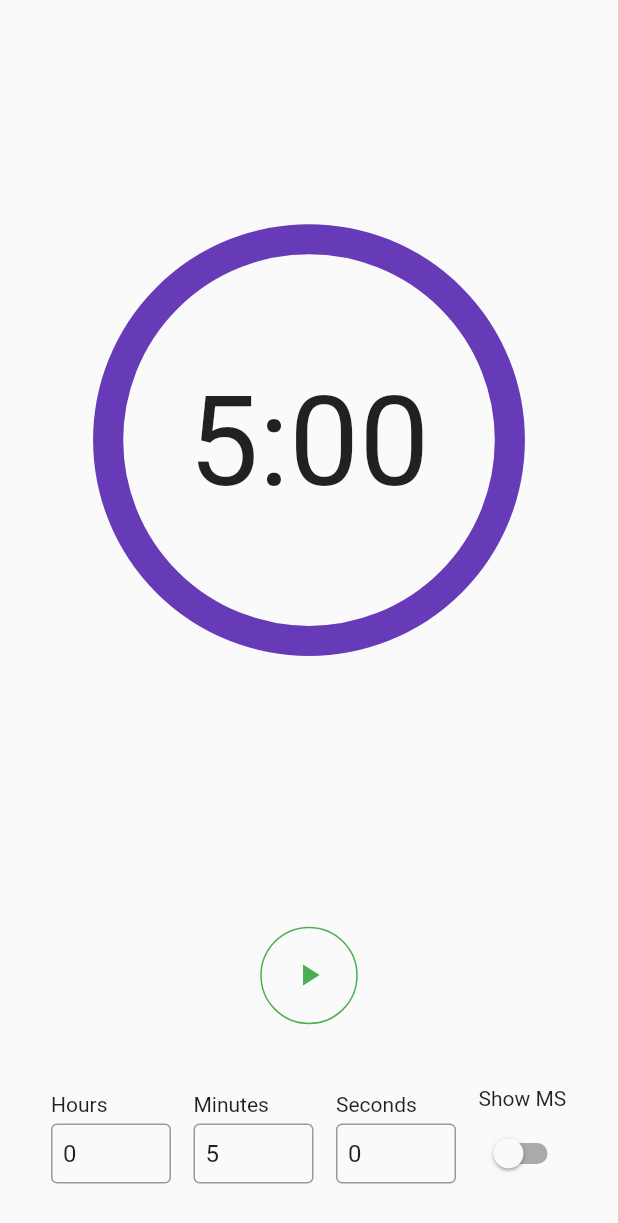
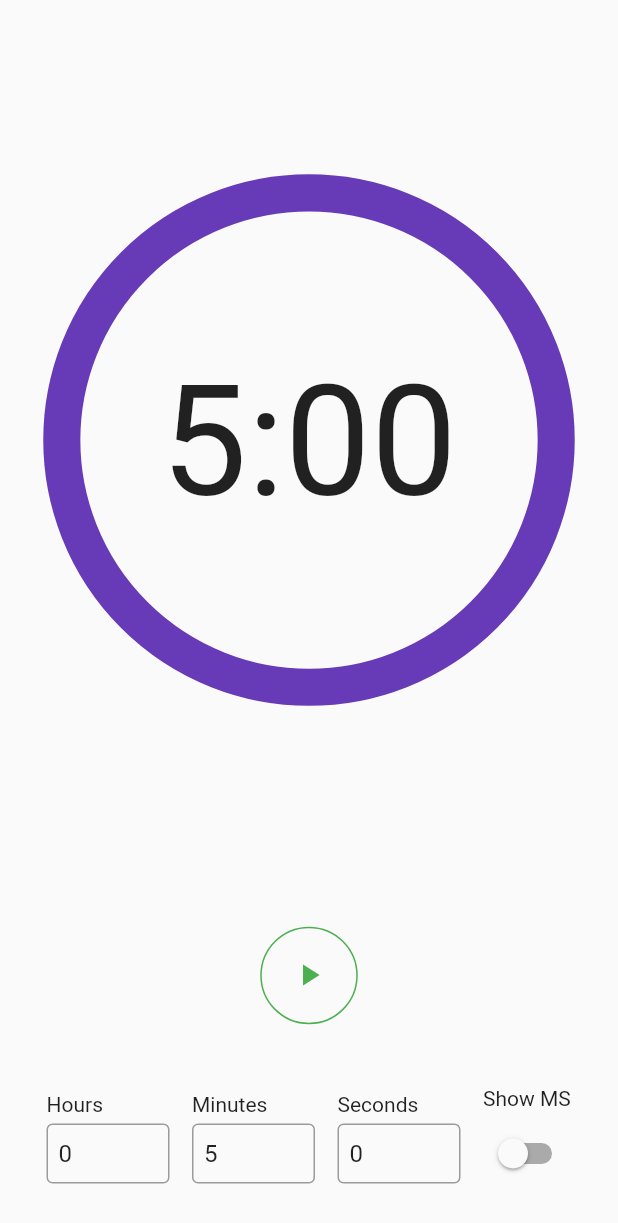
Before and after one commit to braydenbabbitt/countdown_timer, a Flutter app: the screen it shows after launch, on a phone screen of 412 x 824 dp. Shown: the top 1223 px of the screen. Run offline on Flutter 3.47's test engine with Material 2 defaults, Android fonts, the phone set to English and light mode, and no system bars; our stand-ins replace shared_preferences.

Commit message:
Fixed time control overflow issues on mobile screens

```diff
--- a/lib/main.dart
+++ b/lib/main.dart
@@ -411,8 +411,8 @@ class _CountdownTimerHomePageState extends State<CountdownTimerHomePage> with Si
                               child: AspectRatio(
                                 aspectRatio: 1,
                                 child: FractionallySizedBox(
-                                  widthFactor: 0.65,
-                                  heightFactor: 0.65,
+                                  widthFactor: 0.8,
+                                  heightFactor: 0.8,
                                   child: buildTimerPainter(
                                     percentage: (_selectedDuration - _elapsedTime - _previousElapsedTime).inMilliseconds / _selectedDuration.inMilliseconds,
                                     timeRemaining: _selectedDuration - _elapsedTime - _previousElapsedTime,
@@ -437,7 +437,8 @@ class _CountdownTimerHomePageState extends State<CountdownTimerHomePage> with Si
                                   Row(
                                     mainAxisAlignment: MainAxisAlignment.center,
                                     children: [
-                                      Column(
+                                      Expanded(
+                                        child: Column(
                                           crossAxisAlignment: CrossAxisAlignment.start,
                                           children: [
                                             const Padding(padding: EdgeInsets.fromLTRB(0, 0, 0, 5), child: Text('Hours')),
@@ -463,7 +464,6 @@ class _CountdownTimerHomePageState extends State<CountdownTimerHomePage> with Si
                                               },
                                               focusNode: FocusNode(),
                                               child: SizedBox(
-                                              width: 80,
                                                 height: 40,
                                                 child: TextFormField(
                                                   controller: _hoursController,
@@ -496,8 +496,10 @@ class _CountdownTimerHomePageState extends State<CountdownTimerHomePage> with Si
                                             ),
                                           ],
                                         ),
+                                      ),
                                       spacer,
-                                      Column(
+                                      Expanded(
+                                        child: Column(
                                           crossAxisAlignment: CrossAxisAlignment.start,
                                           children: [
                                             const Padding(padding: EdgeInsets.fromLTRB(0, 0, 0, 5), child: Text('Minutes')),
@@ -523,7 +525,6 @@ class _CountdownTimerHomePageState extends State<CountdownTimerHomePage> with Si
                                               },
                                               focusNode: FocusNode(),
                                               child: SizedBox(
-                                              width: 80,
                                                 height: 40,
                                                 child: TextFormField(
                                                   controller: _minsController,
@@ -556,8 +557,10 @@ class _CountdownTimerHomePageState extends State<CountdownTimerHomePage> with Si
                                             ),
                                           ],
                                         ),
+                                      ),
                                       spacer,
-                                      Column(
+                                      Expanded(
+                                        child: Column(
                                           crossAxisAlignment: CrossAxisAlignment.start,
                                           children: [
                                             const Padding(padding: EdgeInsets.fromLTRB(0, 0, 0, 5), child: Text('Seconds')),
@@ -583,7 +586,6 @@ class _CountdownTimerHomePageState extends State<CountdownTimerHomePage> with Si
                                               },
                                               focusNode: FocusNode(),
                                               child: SizedBox(
-                                              width: 80,
                                                 height: 40,
                                                 child: TextFormField(
                                                   controller: _secsController,
@@ -615,6 +617,7 @@ class _CountdownTimerHomePageState extends State<CountdownTimerHomePage> with Si
                                               ),
                                             ),
                                           ]
+                                        ),
                                       ),
                                       spacer,
                                       Column(
```
Also changed, not shown: 3 other files. Lines whose indentation alone changed are shown as unchanged.
